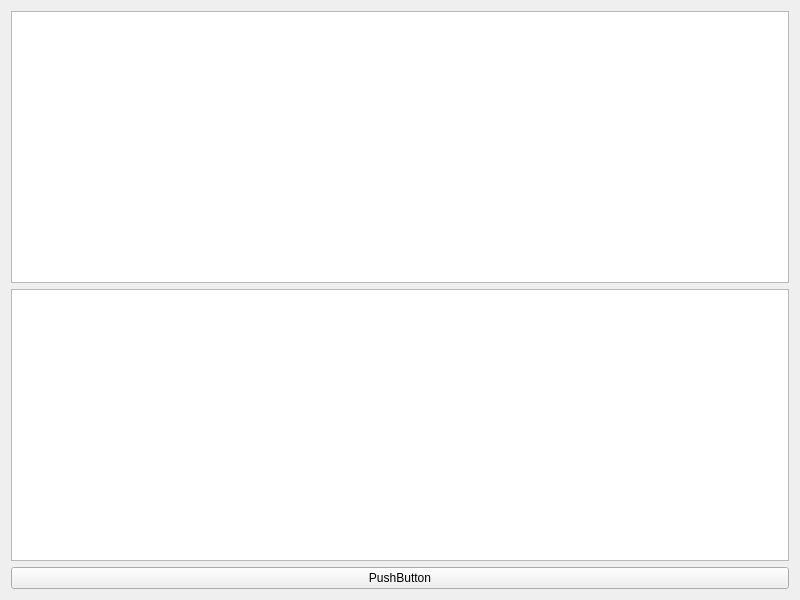
leahong30127/ShellForApp, file widget.ui: the form before one commit.
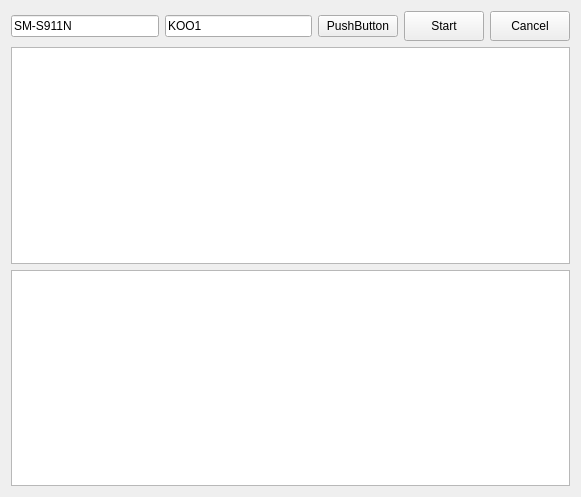
The form after the commit.

What changed in the file:
```diff
--- a/widget.ui
+++ b/widget.ui
@@ -6,27 +6,74 @@
    <rect>
     <x>0</x>
     <y>0</y>
-    <width>800</width>
-    <height>600</height>
+    <width>581</width>
+    <height>497</height>
    </rect>
   </property>
   <property name="windowTitle">
    <string>Widget</string>
   </property>
   <layout class="QVBoxLayout" name="verticalLayout">
+   <item>
+    <layout class="QHBoxLayout" name="horizontalLayout">
+     <item>
+      <widget class="QLineEdit" name="lineEdit_Model">
+       <property name="text">
+        <string>SM-S911N</string>
+       </property>
+      </widget>
+     </item>
+     <item>
+      <widget class="QLineEdit" name="lineEdit_Region">
+       <property name="text">
+        <string>KOO1</string>
+       </property>
+       <property name="placeholderText">
+        <string>Region</string>
+       </property>
+      </widget>
+     </item>
+     <item>
+      <widget class="QPushButton" name="pushButton">
+       <property name="text">
+        <string>PushButton</string>
+       </property>
+      </widget>
+     </item>
+     <item>
+      <widget class="QPushButton" name="btn_Start">
+       <property name="minimumSize">
+        <size>
+         <width>80</width>
+         <height>30</height>
+        </size>
+       </property>
+       <property name="text">
+        <string>Start</string>
+       </property>
+      </widget>
+     </item>
+     <item>
+      <widget class="QPushButton" name="btn_Cancel">
+       <property name="minimumSize">
+        <size>
+         <width>0</width>
+         <height>30</height>
+        </size>
+       </property>
+       <property name="text">
+        <string>Cancel</string>
+       </property>
+      </widget>
+     </item>
+    </layout>
+   </item>
    <item>
     <widget class="QTextEdit" name="textEdit"/>
    </item>
    <item>
     <widget class="QListWidget" name="listWidget"/>
    </item>
-   <item>
-    <widget class="QPushButton" name="pushButton">
-     <property name="text">
-      <string>PushButton</string>
-     </property>
-    </widget>
-   </item>
   </layout>
  </widget>
  <resources/>
```
Left out of the diff: 2 changed lines with no effect on the pictures.
